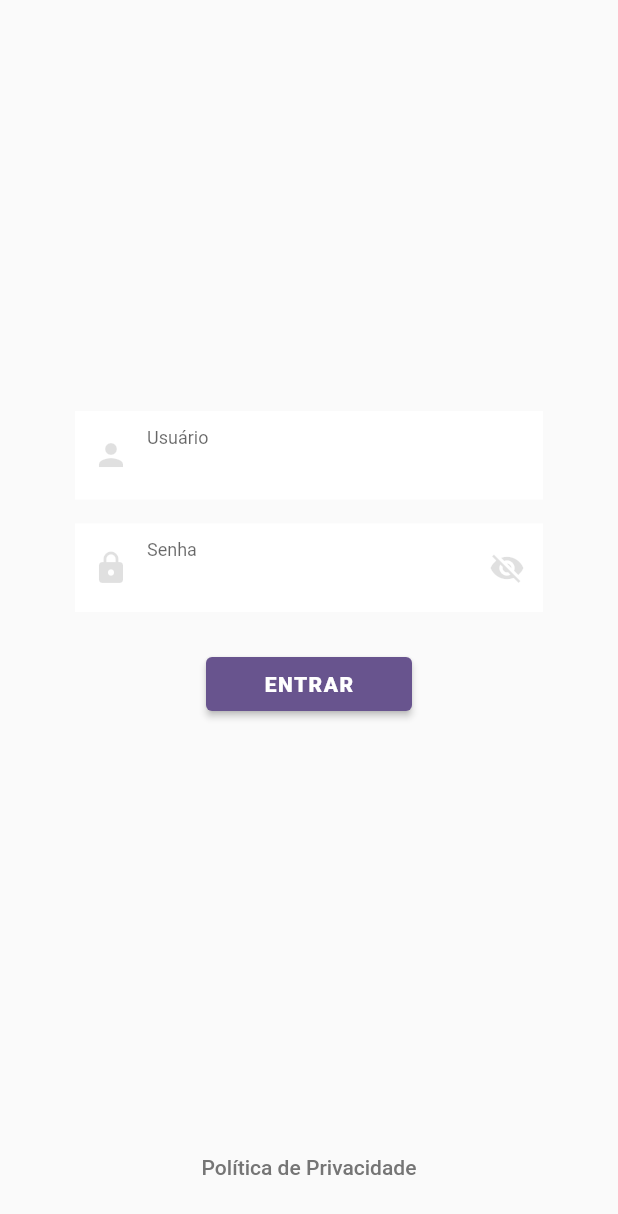
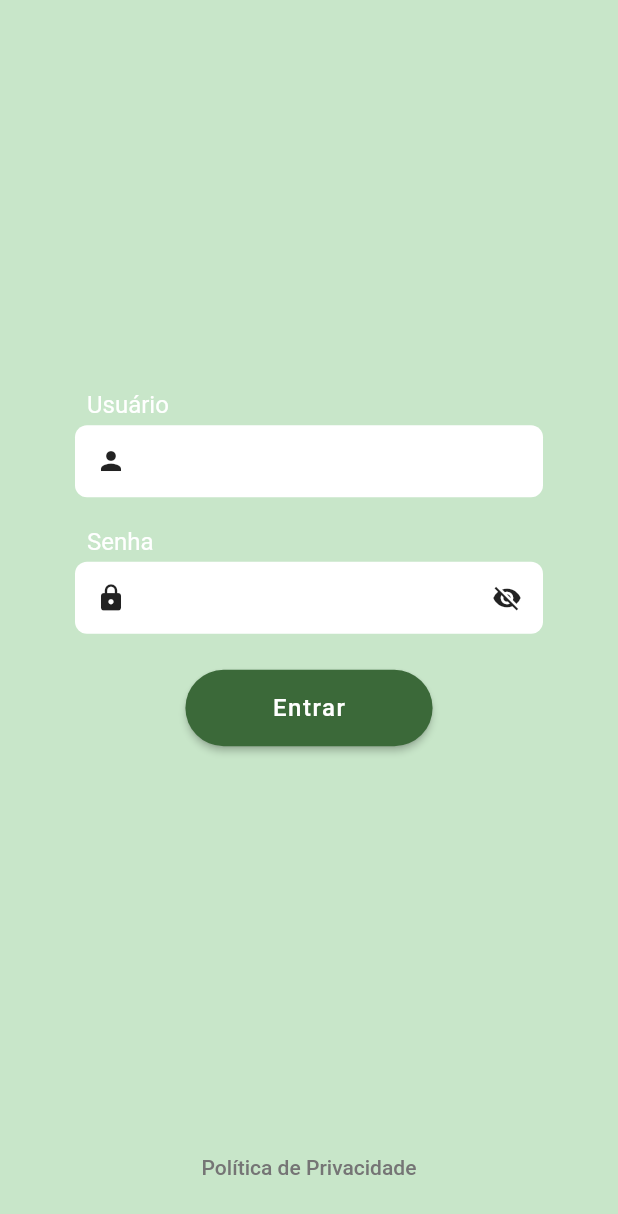
Before and after one commit to RafaAlvs1/target_test, a Flutter app: the screen it shows after launch, on a phone screen of 412 x 824 dp. Shown: the top 1214 px of the screen. Run offline on Flutter 3.47's test engine with Material 2 defaults, Android fonts, the phone set to English and light mode, and no system bars; our stand-ins replace shared_preferences; accounts and stored records are empty.

Commit message:
refactor: Ajustes no design da página de login

```diff
--- a/lib/components/button/app_raised_button.dart
+++ b/lib/components/button/app_raised_button.dart
@@ -33,8 +33,12 @@ class AppRaisedButton extends StatelessWidget {
             )
           : ElevatedButton(
               onPressed: onPressed,
-              style: TextButton.styleFrom(
+              style: ElevatedButton.styleFrom(
+                padding: const EdgeInsets.symmetric(
+                  vertical: 16.0,
+                ),
                 backgroundColor: color,
+                shape: const StadiumBorder(),
               ),
               child: _buildChild(),
             ),
@@ -63,7 +67,7 @@ class AppRaisedButton extends StatelessWidget {
 
   Widget _buildText(String labelText) {
     return Text(
-      labelText.toUpperCase(),
+      labelText,
       style: AppButtonTheme.styleRaisedButton,
     );
   }
--- a/lib/components/button/button_theme.dart
+++ b/lib/components/button/button_theme.dart
@@ -10,8 +10,7 @@ class AppButtonTheme {
   );
 
   static TextStyle styleRaisedButton = const TextStyle(
-    fontSize: 14.0,
-    fontWeight: FontWeight.w900,
+    fontSize: 16.0,
     letterSpacing: 1.0,
   );
 }
--- a/lib/components/input/app_text_field.dart
+++ b/lib/components/input/app_text_field.dart
@@ -54,7 +54,19 @@ class AppTextField extends StatelessWidget {
   Widget build(BuildContext context) {
     return Container(
       margin: margin ?? const EdgeInsets.only(bottom: 16.0),
-      child: TextFormField(
+      child: Column(
+        mainAxisSize: MainAxisSize.min,
+        crossAxisAlignment: CrossAxisAlignment.start,
+        children: [
+          if (labelText != null)
+            Container(
+              padding: const EdgeInsets.symmetric(horizontal: 8.0, vertical: 4.0),
+              child: Text(
+                labelText!,
+                style: InputTheme.labelStyle,
+              ),
+            ),
+          TextFormField(
             controller: controller,
             keyboardType: keyboardType,
             textInputAction: textInputAction ?? TextInputAction.next,
@@ -66,24 +78,31 @@ class AppTextField extends StatelessWidget {
             maxLines: maxLines,
             textCapitalization: textCapitalization ?? TextCapitalization.sentences,
             decoration: InputDecoration(
-          floatingLabelBehavior: FloatingLabelBehavior.always,
               filled: true,
               fillColor: Colors.white,
-          border: defaultBorder ? null : InputBorder.none,
+              contentPadding: EdgeInsets.zero,
+              border: defaultBorder
+                  ? null
+                  : OutlineInputBorder(
+                      borderSide: BorderSide.none,
+                      borderRadius: BorderRadius.circular(8.0),
+                    ),
               errorBorder: const UnderlineInputBorder(
                 borderSide: BorderSide(color: Colors.red),
               ),
               errorMaxLines: 2,
-          labelText: labelText,
-          hintText: placeholder,
               suffixIcon: _buildIcon(suffixIcon),
               prefixIcon: _buildIcon(prefixIcon),
               enabled: enabled ?? true,
             ),
-        validator:
-            !required ? null : (onValidator ?? (value) => (value?.isEmpty ?? true) ? InputTheme.messageRequired : null),
+            validator: !required
+                ? null
+                : (onValidator ??
+                    (value) => (value?.isEmpty ?? true) ? InputTheme.messageRequired : null),
             onChanged: onChanged,
             onFieldSubmitted: onFieldSubmitted,
+          ),
+        ],
       ),
     );
   }
@@ -96,7 +115,8 @@ class AppTextField extends StatelessWidget {
     if (icon.runtimeType == IconData) {
       return Icon(
         icon,
-        color: Colors.black12,
+        size: 20.0,
+        color: Colors.black87,
       );
     }
 
@@ -105,7 +125,8 @@ class AppTextField extends StatelessWidget {
       return IconButton(
         icon: Icon(
           (iconButton.icon as Icon).icon,
-          color: Colors.black12,
+          size: 20.0,
+          color: Colors.black87,
         ),
         onPressed: iconButton.onPressed,
       );
--- a/lib/components/input/input_theme.dart
+++ b/lib/components/input/input_theme.dart
@@ -1,5 +1,11 @@
+import 'package:flutter/material.dart';
 
 class InputTheme {
   static String messageRequired = 'Preenchimento obrigatório.';
   static String numberRequired = 'Digite um número válido';
+
+  static TextStyle labelStyle = const TextStyle(
+    fontSize: 16.0,
+    color: Colors.white,
+  );
 }
--- a/lib/main.dart
+++ b/lib/main.dart
@@ -14,7 +14,10 @@ class MyApp extends StatelessWidget {
     return MaterialApp(
       title: 'Flutter Demo',
       theme: ThemeData(
-        colorScheme: ColorScheme.fromSeed(seedColor: Colors.deepPurple),
+        scaffoldBackgroundColor: Colors.green.shade100,
+        colorScheme: ColorScheme.fromSeed(
+          seedColor: Colors.green,
+        ),
       ),
       home: const RootPage(),
     );
--- a/lib/pages/access/login_page.dart
+++ b/lib/pages/access/login_page.dart
@@ -77,7 +77,7 @@ class _LoginPageState extends State<LoginPage> {
           )
         : LayoutBuilder(builder: (_, constraints) {
             return AppRaisedButton(
-              width: constraints.maxWidth / 3,
+              width: 2 * constraints.maxWidth / 5,
               labelText: 'Entrar',
               onPressed: _submit,
             );
```
Lines whose indentation alone changed are shown as unchanged.
